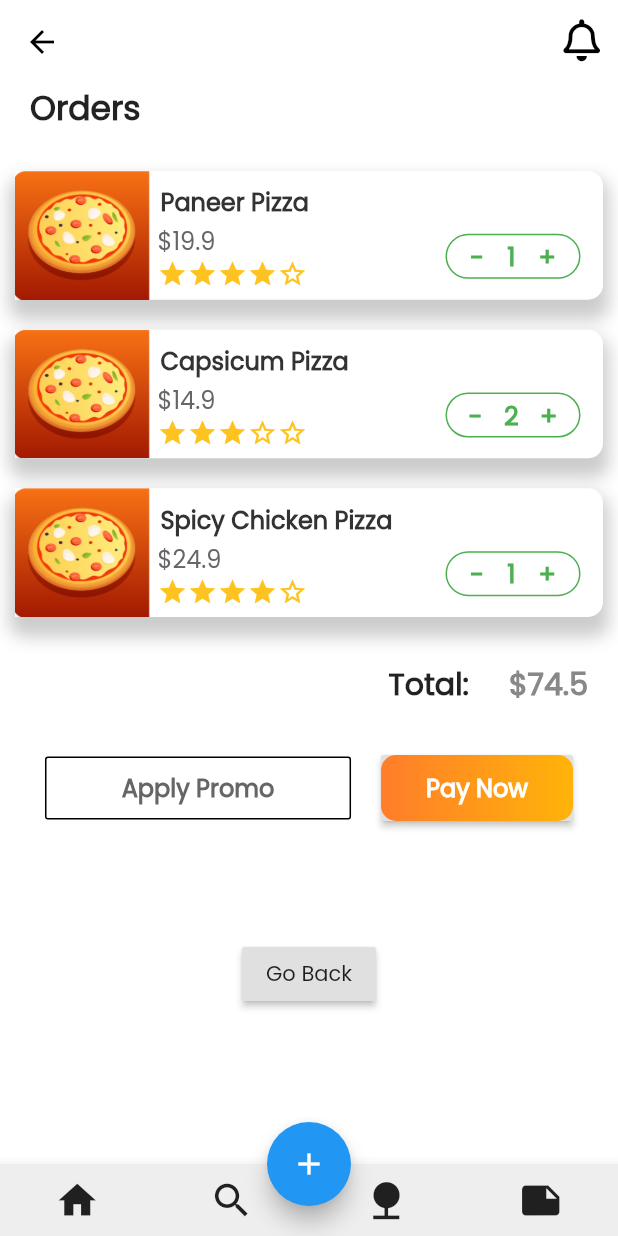
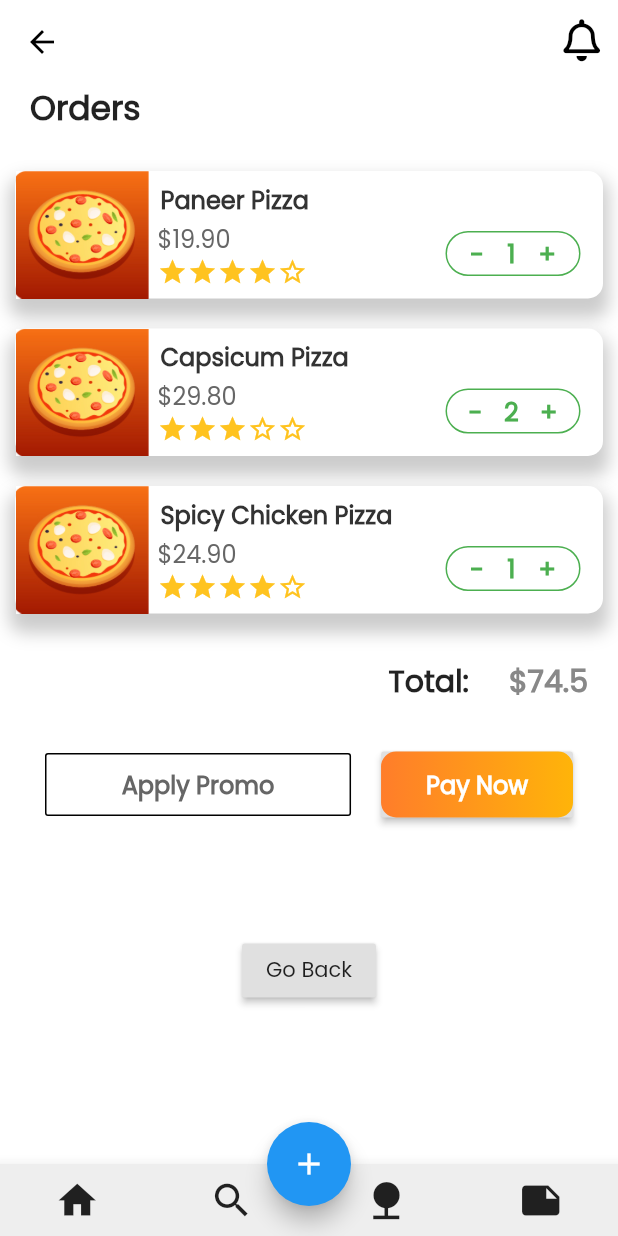
Before and after one commit to arjunQ21/FlutterDemoOffice, a Flutter app: the OrdersPage screen opened by its route, on a phone screen of 412 x 824 dp. Run offline on Flutter 3.47's test engine with Material 2 defaults, Android fonts, the phone set to English and light mode, and no system bars; drawn by our look-alikes of smooth_star_rating; our stand-ins replace font_awesome_flutter.

Commit message:
with order single component

```diff
--- /dev/null
+++ b/lib/components/order.dart
@@ -0,0 +1,136 @@
+import "package:flutter/material.dart";
+import "quantity_controller.dart";
+import 'package:smooth_star_rating/smooth_star_rating.dart';
+
+class Order extends StatefulWidget {
+  final String foodName;
+  final double unitPrice;
+  final int stars;
+  final int quantity;
+
+  Order(
+      {Key key,
+      @required this.foodName,
+      @required this.unitPrice,
+      @required this.stars,
+      @required this.quantity})
+      : super(key: key);
+
+  @override
+  _OrderState createState() => _OrderState();
+}
+
+class _OrderState extends State<Order> {
+  int _quantity;
+  double _totalPrice;
+
+  @override
+  void initState() {
+    super.initState();
+    _quantity = widget.quantity;
+    _totalPrice = _quantity * widget.unitPrice;
+  }
+
+  @override
+  Widget build(BuildContext context) {
+    return Container(
+      constraints: BoxConstraints(
+        minHeight: 70,
+        maxHeight: 85,
+      ),
+      decoration: BoxDecoration(
+          color: Colors.white,
+          borderRadius: BorderRadius.all(Radius.circular(10)),
+          boxShadow: [
+            BoxShadow(
+              color: Color(0x33000000),
+              spreadRadius: 4,
+              blurRadius: 9,
+              offset: Offset(0, 9),
+            ),
+          ]),
+      margin: EdgeInsets.all(10),
+      child: Row(
+        children: [
+          Container(
+            width: 90,
+            child: Image(image: AssetImage('assets/pizza.png')),
+          ),
+          Expanded(
+            child: Container(
+              padding: EdgeInsets.all(5),
+              child: Column(
+                mainAxisAlignment: MainAxisAlignment.start,
+                crossAxisAlignment: CrossAxisAlignment.start,
+                children: [
+                  Padding(
+                    padding: const EdgeInsets.all(2.0),
+                    child: Text(
+                      widget.foodName,
+                      textAlign: TextAlign.left,
+                      style: TextStyle(
+                        fontWeight: FontWeight.bold,
+                        fontSize: 16,
+                        color: Color(0xff333333),
+                      ),
+                    ),
+                  ),
+                  Row(
+                    children: [
+                      Expanded(
+                        flex: 2,
+                        child: Container(
+                          child: Column(
+                            crossAxisAlignment: CrossAxisAlignment.start,
+                            children: [
+                              Text(
+                                r'$' + "${_totalPrice.toStringAsFixed(2)}",
+                                style: TextStyle(
+                                  color: Color(0xff666666),
+                                  fontSize: 16,
+                                ),
+                              ),
+                              Container(
+                                child: SmoothStarRating(
+                                    allowHalfRating: false,
+                                    onRated: (v) {},
+                                    starCount: 5,
+                                    rating: widget.stars.toDouble(),
+                                    size: 20.0,
+                                    isReadOnly: false,
+                                    color: Color(0xffFFC31F),
+                                    borderColor: Color(0xffFFC31F),
+                                    spacing: 0.0),
+                              ),
+                            ],
+                          ),
+                        ),
+                      ),
+                      Container(
+                        margin: EdgeInsets.only(right: 10),
+                        child: QuantityController(
+                          onChanged: (v) {
+                            handleQuantityChange(v);
+                          },
+                          quantity: _quantity,
+                          stock: 10,
+                        ),
+                      ),
+                    ],
+                  ),
+                ],
+              ),
+            ),
+          ),
+        ],
+      ),
+      // padding: EdgeInsets.all(5),
+    );
+  }
+
+  void handleQuantityChange(int newQ) {
+    setState(() {
+      _totalPrice = widget.unitPrice * newQ;
+    });
+  }
+}
--- /dev/null
+++ b/lib/components/orders.dart
@@ -0,0 +1,13 @@
+import 'package:flutter/material.dart';
+
+class Orders extends StatefulWidget {
+  @override
+  _OrdersState createState() => _OrdersState();
+}
+
+class _OrdersState extends State<Orders> {
+  @override
+  Widget build(BuildContext context) {
+    return Container();
+  }
+}
--- /dev/null
+++ b/lib/components/quantity_controller.dart
@@ -0,0 +1,80 @@
+import 'package:flutter/material.dart';
+
+class QuantityController extends StatefulWidget {
+  final int quantity;
+  final int stock;
+  final Function onChanged;
+
+  QuantityController(
+      {Key key, @required this.onChanged, this.quantity = 1, this.stock = 5})
+      : super(key: key);
+
+  @override
+  _QuantityControllerState createState() => _QuantityControllerState();
+}
+
+class _QuantityControllerState extends State<QuantityController> {
+  int _quantity;
+  int _stock;
+  @override
+  void initState() {
+    super.initState();
+    _quantity = widget.quantity;
+    _stock = widget.stock;
+  }
+
+  @override
+  Widget build(BuildContext context) {
+    TextStyle buttonTextStyle = TextStyle(
+      fontWeight: FontWeight.bold,
+      fontSize: 17,
+      color: Colors.green,
+    );
+    return Container(
+      width: 90,
+      height: 30,
+      decoration: BoxDecoration(
+        border: Border.all(
+          color: Colors.green,
+        ),
+        borderRadius: BorderRadius.all(Radius.circular(50)),
+      ),
+      child: Row(
+        mainAxisAlignment: MainAxisAlignment.spaceEvenly,
+        children: [
+          GestureDetector(
+            child: Text(
+              '-',
+              style: buttonTextStyle,
+            ),
+            onTap: () {
+              if (_quantity > 1) {
+                _quantity--;
+                widget.onChanged(_quantity);
+                setState(() {});
+              } else {
+                debugPrint("Cant reduce than this.");
+              }
+            },
+          ),
+          Text(_quantity.toString(), style: buttonTextStyle),
+          GestureDetector(
+            child: Text(
+              '+',
+              style: buttonTextStyle,
+            ),
+            onTap: () {
+              if (_quantity < _stock) {
+                _quantity++;
+                widget.onChanged(_quantity);
+                setState(() {});
+              } else {
+                debugPrint("No more available.");
+              }
+            },
+          ),
+        ],
+      ),
+    );
+  }
+}
--- a/lib/pages/orders_page.dart
+++ b/lib/pages/orders_page.dart
@@ -1,6 +1,7 @@
 import "package:flutter/material.dart";
 import 'package:font_awesome_flutter/font_awesome_flutter.dart';
 import 'package:smooth_star_rating/smooth_star_rating.dart';
+import '../components/order.dart';
 
 class OrdersPage extends StatelessWidget {
   @override
@@ -31,10 +32,24 @@ class OrdersPage extends StatelessWidget {
                 ),
               ),
             ),
-            getList('Paneer Pizza', 19.9, 1, 4),
-            getList('Capsicum Pizza', 14.9, 2, 3),
-            getList('Spicy Chicken Pizza', 24.9, 1, 4),
-            // Container(height: 40),
+            Order(
+              foodName: 'Paneer Pizza',
+              unitPrice: 19.9,
+              quantity: 1,
+              stars: 4,
+            ),
+            Order(
+              foodName: 'Capsicum Pizza',
+              unitPrice: 14.9,
+              quantity: 2,
+              stars: 3,
+            ),
+            Order(
+              foodName: 'Spicy Chicken Pizza',
+              unitPrice: 24.9,
+              quantity: 1,
+              stars: 4,
+            ),
             Padding(
               padding: const EdgeInsets.all(20.0),
               child: Row(mainAxisAlignment: MainAxisAlignment.end, children: [
@@ -155,125 +170,95 @@ class OrdersPage extends StatelessWidget {
     );
   }
 
-  Widget getList(String name, double price, int quantity, double stars) {
-    TextStyle buttonTextStyle = TextStyle(
-      fontWeight: FontWeight.bold,
-      fontSize: 17,
-      color: Colors.green,
-    );
-    return Container(
-      decoration: BoxDecoration(
-          color: Colors.white,
-          borderRadius: BorderRadius.all(Radius.circular(10)),
-          boxShadow: [
-            BoxShadow(
-              color: Color(0x33000000),
-              spreadRadius: 4,
-              blurRadius: 9,
-              offset: Offset(0, 9),
-            ),
-          ]),
-      margin: EdgeInsets.all(10),
-      child: Row(
-        children: [
-          Container(
-            width: 90,
-            child: Image(image: AssetImage('assets/pizza.png')),
-          ),
-          Expanded(
-            child: Container(
-              padding: EdgeInsets.all(5),
-              child: Column(
-                mainAxisAlignment: MainAxisAlignment.start,
-                crossAxisAlignment: CrossAxisAlignment.start,
-                children: [
-                  Padding(
-                    padding: const EdgeInsets.all(2.0),
-                    child: Text(
-                      name,
-                      textAlign: TextAlign.left,
-                      style: TextStyle(
-                        fontWeight: FontWeight.bold,
-                        fontSize: 16,
-                        color: Color(0xff333333),
-                      ),
-                    ),
-                  ),
-                  Row(
-                    children: [
-                      Expanded(
-                        flex: 2,
-                        child: Container(
-                          // color: Colors.red,
-                          // height: 70,
-                          child: Column(
-                            crossAxisAlignment: CrossAxisAlignment.start,
-                            children: [
-                              Text(
-                                r'$' + "${price.toString()}",
-                                style: TextStyle(
-                                  color: Color(0xff666666),
-                                  fontSize: 16,
-                                ),
-                              ),
-                              Container(
-                                  child: SmoothStarRating(
-                                      allowHalfRating: false,
-                                      onRated: (v) {},
-                                      starCount: 5,
-                                      rating: stars,
-                                      size: 20.0,
-                                      isReadOnly: false,
-                                      color: Color(0xffFFC31F),
-                                      borderColor: Color(0xffFFC31F),
-                                      spacing: 0.0)),
-                            ],
-                          ),
-                        ),
-                      ),
-                      Container(
-                        margin: EdgeInsets.only(right: 10),
-                        width: 90,
-                        height: 30,
-                        decoration: BoxDecoration(
-                          // color: Colors.red,
-                          border: Border.all(
-                            color: Colors.green,
-                          ),
-                          borderRadius: BorderRadius.all(Radius.circular(50)),
-                        ),
-                        child: Row(
-                          mainAxisAlignment: MainAxisAlignment.spaceEvenly,
-                          children: [
-                            GestureDetector(
-                              child: Text(
-                                '-',
-                                style: buttonTextStyle,
-                              ),
-                              onTap: () {},
-                            ),
-                            Text(quantity.toString(), style: buttonTextStyle),
-                            GestureDetector(
-                              child: Text(
-                                '+',
-                                style: buttonTextStyle,
-                              ),
-                              onTap: () {
-                                debugPrint('clicked plus');
-                              },
-                            ),
-                          ],
-                        ),
-                      ),
-                    ],
-                  ),
-                ],
-              ),
-            ),
-          ),
-        ],
-      ),
-      // padding: EdgeInsets.all(5),
-    );
-  }
+  // Widget getList(String name, double price, int quantity, double stars) {
+  //   return Container(
+  //     decoration: BoxDecoration(
+  //         color: Colors.white,
+  //         borderRadius: BorderRadius.all(Radius.circular(10)),
+  //         boxShadow: [
+  //           BoxShadow(
+  //             color: Color(0x33000000),
+  //             spreadRadius: 4,
+  //             blurRadius: 9,
+  //             offset: Offset(0, 9),
+  //           ),
+  //         ]),
+  //     margin: EdgeInsets.all(10),
+  //     child: Row(
+  //       children: [
+  //         Container(
+  //           width: 90,
+  //           child: Image(image: AssetImage('assets/pizza.png')),
+  //         ),
+  //         Expanded(
+  //           child: Container(
+  //             padding: EdgeInsets.all(5),
+  //             child: Column(
+  //               mainAxisAlignment: MainAxisAlignment.start,
+  //               crossAxisAlignment: CrossAxisAlignment.start,
+  //               children: [
+  //                 Padding(
+  //                   padding: const EdgeInsets.all(2.0),
+  //                   child: Text(
+  //                     name,
+  //                     textAlign: TextAlign.left,
+  //                     style: TextStyle(
+  //                       fontWeight: FontWeight.bold,
+  //                       fontSize: 16,
+  //                       color: Color(0xff333333),
+  //                     ),
+  //                   ),
+  //                 ),
+  //                 Row(
+  //                   children: [
+  //                     Expanded(
+  //                       flex: 2,
+  //                       child: Container(
+  //                         // color: Colors.red,
+  //                         // height: 70,
+  //                         child: Column(
+  //                           crossAxisAlignment: CrossAxisAlignment.start,
+  //                           children: [
+  //                             Text(
+  //                               r'$' + "${price.toString()}",
+  //                               style: TextStyle(
+  //                                 color: Color(0xff666666),
+  //                                 fontSize: 16,
+  //                               ),
+  //                             ),
+  //                             Container(
+  //                               child: SmoothStarRating(
+  //                                   allowHalfRating: false,
+  //                                   onRated: (v) {},
+  //                                   starCount: 5,
+  //                                   rating: stars,
+  //                                   size: 20.0,
+  //                                   isReadOnly: false,
+  //                                   color: Color(0xffFFC31F),
+  //                                   borderColor: Color(0xffFFC31F),
+  //                                   spacing: 0.0),
+  //                             ),
+  //                           ],
+  //                         ),
+  //                       ),
+  //                     ),
+  //                     Container(
+  //                       margin: EdgeInsets.only(right: 10),
+  //                       child: QuantityController(
+  //                         onChanged: (v) {},
+  //                         quantity: quantity,
+  //                         stock: 10,
+  //                       ),
+  //                     ),
+  //                   ],
+  //                 ),
+  //               ],
+  //             ),
+  //           ),
+  //         ),
+  //       ],
+  //     ),
+  //     // padding: EdgeInsets.all(5),
+  //   );
+  // }
 }
```
